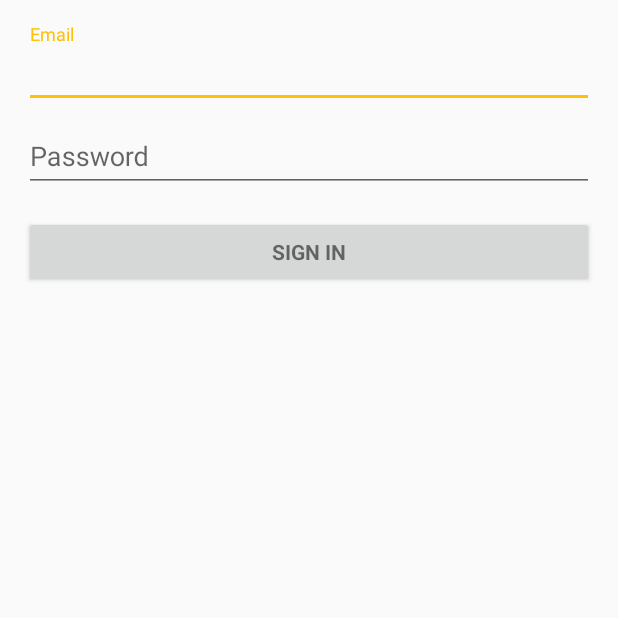
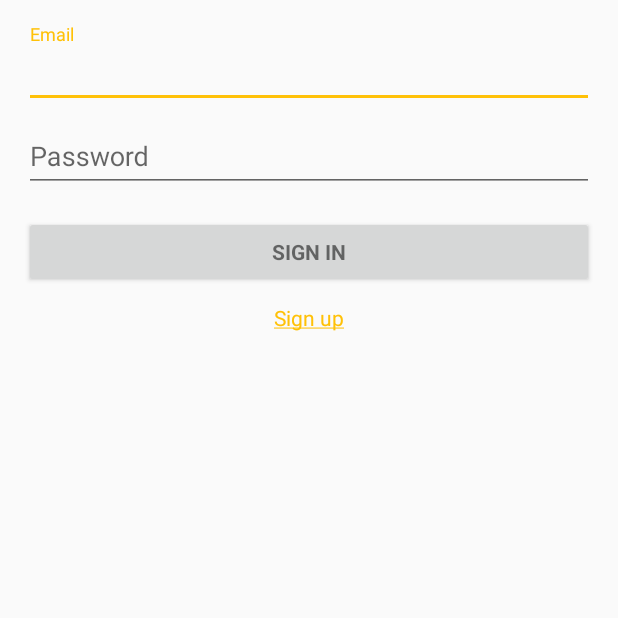
Before and after one commit to pdrumm/Satchel, an Android app: the screen it shows after launch (LoginActivity), on a phone screen of 412 x 824 dp, the top half of it. Run offline under Robolectric (Android 15) with nearby library versions, the phone set to English and light mode, and no system bars; our stand-ins replace Firebase (no records; nobody signed in at launch, a user with empty details on screens opened directly); 2 statements that could not run were skipped.

Commit message:
added dummy link on login page to go to sign up page

```diff
--- a/app/src/main/java/com/cse40333/satchel/LoginActivity.java
+++ b/app/src/main/java/com/cse40333/satchel/LoginActivity.java
@@ -53,6 +53,11 @@ public class LoginActivity extends AppCompatActivity implements LoaderCallbacks<
      * Id to identity READ_CONTACTS permission request.
      */
     private static final int REQUEST_READ_CONTACTS = 0;
+
+    /**
+     * Keep track of the login task to ensure we can cancel it if requested.
+     */
+    private Task mAuthTask = null;
 
     // UI references.
     private AutoCompleteTextView mEmailView;
@@ -111,6 +116,16 @@ public class LoginActivity extends AppCompatActivity implements LoaderCallbacks<
                 }
             }
         };
+
+        // Switch to sign up when user clicks
+        TextView signUpText = (TextView) findViewById(R.id.sign_up_link);
+        OnClickListener signUpClicked = new OnClickListener() {
+            @Override
+            public void onClick(View v) {
+                // TODO: start signup activity, finish()
+            }
+        };
+        signUpText.setOnClickListener(signUpClicked);
     }
 
     @Override
@@ -178,6 +193,7 @@ public class LoginActivity extends AppCompatActivity implements LoaderCallbacks<
      */
     private void attemptLogin() {
         if (mAuthTask != null) {
+            System.out.println("busy");
             return;
         }
 
@@ -220,7 +236,7 @@ public class LoginActivity extends AppCompatActivity implements LoaderCallbacks<
             showProgress(true);
 
             // Authenticate with Firebase
-            mAuth.signInWithEmailAndPassword(email, password).addOnCompleteListener(this, new OnCompleteListener<AuthResult>() {
+            mAuthTask = mAuth.signInWithEmailAndPassword(email, password).addOnCompleteListener(this, new OnCompleteListener<AuthResult>() {
                 @Override
                 public void onComplete(@NonNull Task<AuthResult> task) {
                     Log.d(TAG, "signInWithEmail:onComplete:" + task.isSuccessful());
@@ -230,6 +246,7 @@ public class LoginActivity extends AppCompatActivity implements LoaderCallbacks<
                     // signed in user can be handled in the listener.
                     if (!task.isSuccessful()) {
                         Log.w(TAG, "signInWithEmail:failed", task.getException());
+                        mAuthTask = null;
                         showProgress(false);
                         mPasswordView.setError(getString(R.string.error_incorrect_password));
                         mPasswordView.requestFocus();
--- a/app/src/main/res/layout/activity_login.xml
+++ b/app/src/main/res/layout/activity_login.xml
@@ -72,6 +72,16 @@
                 android:text="@string/action_sign_in"
                 android:textStyle="bold" />
 
+            <TextView
+                android:id="@+id/sign_up_link"
+                android:layout_width="match_parent"
+                android:layout_height="wrap_content"
+                android:text="@string/action_switch_to_sign_up"
+                android:gravity="center_horizontal"
+                android:layout_marginTop="10dp"
+                android:textColor="@color/colorAccent"
+                />
+
         </LinearLayout>
     </ScrollView>
 </LinearLayout>
--- a/app/src/main/res/values/strings.xml
+++ b/app/src/main/res/values/strings.xml
@@ -8,6 +8,7 @@
     <string name="prompt_password">Password</string>
     <string name="action_sign_in">Sign in</string>
     <string name="action_sign_in_short">Sign in</string>
+    <string name="action_switch_to_sign_up"><u>Sign up</u></string>
     <string name="error_invalid_email">This email address is invalid</string>
     <string name="error_invalid_password">This password is too short</string>
     <string name="error_incorrect_password">This password is incorrect</string>
```
